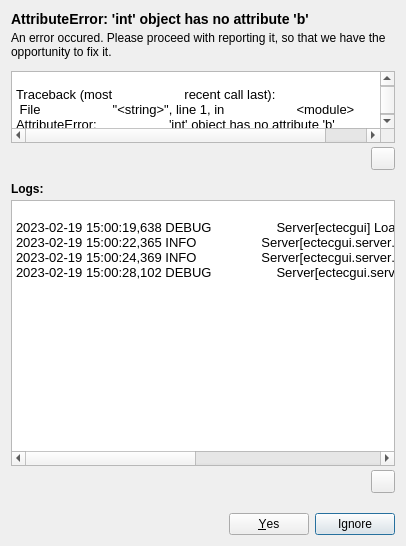
This is python/ectec-gui/res/error.ui in real-yfprojects/ectec as Qt 5 draws it before an edit. The edited form follows.
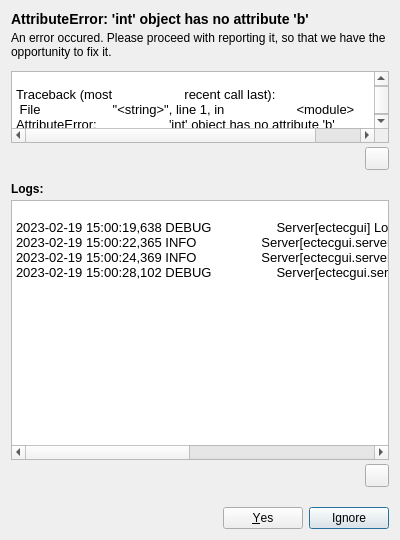
This is the edited form. Icons and pictures are not drawn.

Commit message:
Implement FeedbackOption widgets.
* python/ectec-gui/res/error.ui : Update

* python/ectec-gui/src/reporter/ui_error.py: Autogenerate.

* python/ectec-gui/src/reporter/__init__.py : Add logger.

* python/ectec-gui/src/reporter/__init__.py: Add `TranslatableString` that stores a string
	for later translation.

* python/ectec-gui/src/reporter/feedbackchooser.py : Implement base class `FeedbackOption`
	and subclasses `ContactLinkOption`, `SlotOption`.

The edit to the form file:
```diff
--- a/python/ectec-gui/res/error.ui
+++ b/python/ectec-gui/res/error.ui
@@ -6,8 +6,8 @@
    <rect>
     <x>0</x>
     <y>0</y>
-    <width>406</width>
-    <height>546</height>
+    <width>400</width>
+    <height>540</height>
    </rect>
   </property>
   <property name="windowTitle">
```
The commit also changes 3 other files.
